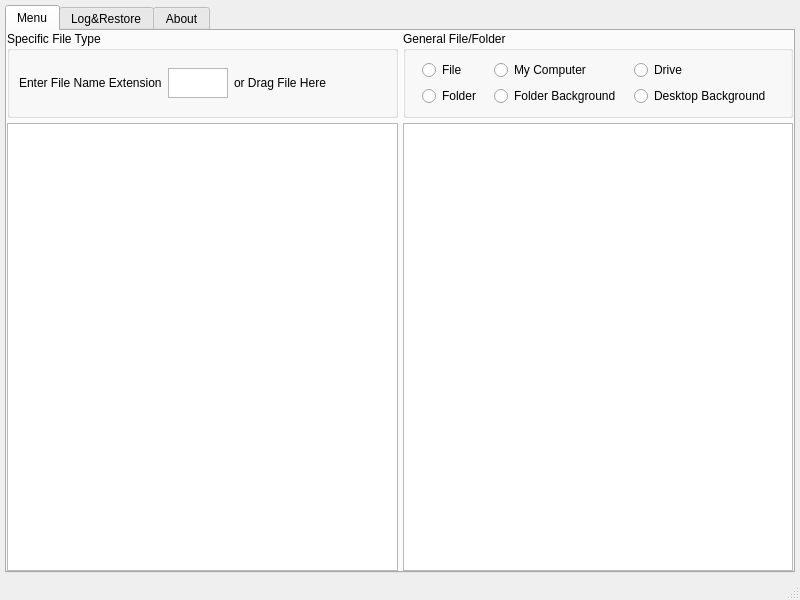
ly-east/MenuDog, file lib/UI/Layout/MenuDog.ui: the form before one commit.
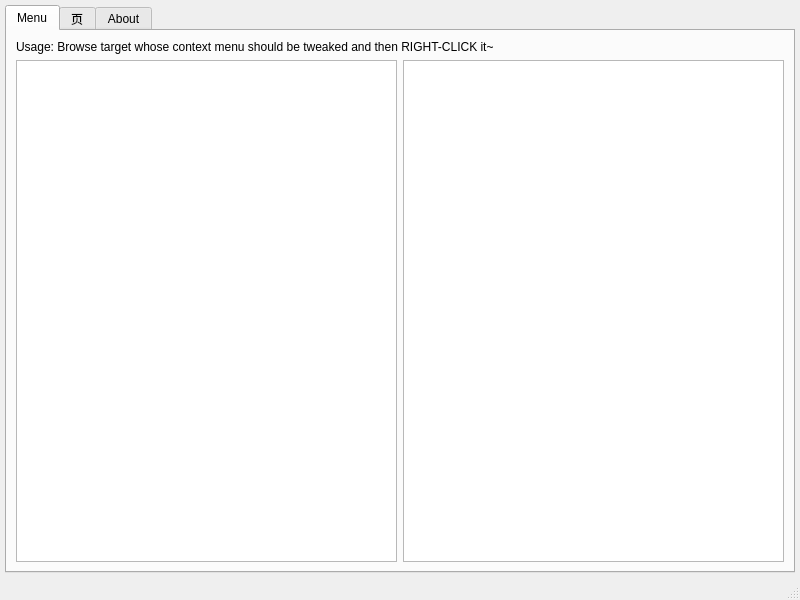
The form after the commit. The open tabs and pages were chosen to show the change.

```diff
--- a/lib/UI/Layout/MenuDog.ui
+++ b/lib/UI/Layout/MenuDog.ui
@@ -39,158 +39,20 @@
        <attribute name="title">
         <string>Menu</string>
        </attribute>
-       <layout class="QVBoxLayout" name="verticalLayout_3">
-        <property name="spacing">
-         <number>5</number>
-        </property>
-        <property name="leftMargin">
-         <number>0</number>
-        </property>
-        <property name="topMargin">
-         <number>0</number>
-        </property>
-        <property name="rightMargin">
-         <number>0</number>
-        </property>
-        <property name="bottomMargin">
-         <number>0</number>
-        </property>
+       <layout class="QVBoxLayout" name="verticalLayout_4">
         <item>
-         <layout class="QHBoxLayout" name="horizontalLayout">
-          <property name="spacing">
-           <number>5</number>
-          </property>
+         <layout class="QVBoxLayout" name="verticalLayout_3">
           <item>
-           <widget class="QGroupBox" name="group1">
-            <property name="title">
-             <string>Specific File Type</string>
+           <widget class="QLabel" name="label">
+            <property name="text">
+             <string>Usage: Browse target whose context menu should be tweaked and then RIGHT-CLICK it~</string>
             </property>
-            <layout class="QHBoxLayout" name="horizontalLayout_2">
-             <item>
-              <layout class="QHBoxLayout" name="horizontalLayout_3">
-               <item>
-                <widget class="QLabel" name="label_2">
-                 <property name="sizePolicy">
-                  <sizepolicy hsizetype="Fixed" vsizetype="Preferred">
-                   <horstretch>0</horstretch>
-                   <verstretch>0</verstretch>
-                  </sizepolicy>
-                 </property>
-                 <property name="text">
-                  <string>Enter File Name Extension</string>
-                 </property>
-                </widget>
-               </item>
-               <item>
-                <widget class="QPlainTextEdit" name="plainTextEdit">
-                 <property name="sizePolicy">
-                  <sizepolicy hsizetype="Minimum" vsizetype="Maximum">
-                   <horstretch>0</horstretch>
-                   <verstretch>0</verstretch>
-                  </sizepolicy>
-                 </property>
-                 <property name="minimumSize">
-                  <size>
-                   <width>20</width>
-                   <height>20</height>
-                  </size>
-                 </property>
-                 <property name="maximumSize">
-                  <size>
-                   <width>60</width>
-                   <height>30</height>
-                  </size>
-                 </property>
-                 <property name="inputMethodHints">
-                  <set>Qt::ImhLatinOnly</set>
-                 </property>
-                </widget>
-               </item>
-               <item>
-                <widget class="QLabel" name="label">
-                 <property name="text">
-                  <string>or Drag File Here</string>
-                 </property>
-                </widget>
-               </item>
-              </layout>
-             </item>
-            </layout>
-           </widget>
-          </item>
-          <item>
-           <widget class="QGroupBox" name="groupBox">
-            <property name="title">
-             <string>General File/Folder</string>
-            </property>
-            <layout class="QGridLayout" name="gridLayout_3">
-             <item row="1" column="0">
-              <widget class="QRadioButton" name="radioButton_4">
-               <property name="text">
-                <string>Folder</string>
-               </property>
-              </widget>
-             </item>
-             <item row="0" column="0">
-              <widget class="QRadioButton" name="radioButton">
-               <property name="sizePolicy">
-                <sizepolicy hsizetype="Fixed" vsizetype="Fixed">
-                 <horstretch>0</horstretch>
-                 <verstretch>0</verstretch>
-                </sizepolicy>
-               </property>
-               <property name="text">
-                <string>File</string>
-               </property>
-              </widget>
-             </item>
-             <item row="0" column="1">
-              <widget class="QRadioButton" name="radioButton_2">
-               <property name="sizePolicy">
-                <sizepolicy hsizetype="Fixed" vsizetype="Fixed">
-                 <horstretch>0</horstretch>
-                 <verstretch>0</verstretch>
-                </sizepolicy>
-               </property>
-               <property name="text">
-                <string>My Computer</string>
-               </property>
-              </widget>
-             </item>
-             <item row="0" column="2">
-              <widget class="QRadioButton" name="radioButton_3">
-               <property name="sizePolicy">
-                <sizepolicy hsizetype="Fixed" vsizetype="Fixed">
-                 <horstretch>0</horstretch>
-                 <verstretch>0</verstretch>
-                </sizepolicy>
-               </property>
-               <property name="text">
-                <string>Drive</string>
-               </property>
-              </widget>
-             </item>
-             <item row="1" column="1">
-              <widget class="QRadioButton" name="radioButton_5">
-               <property name="text">
-                <string>Folder Background</string>
-               </property>
-              </widget>
-             </item>
-             <item row="1" column="2">
-              <widget class="QRadioButton" name="radioButton_6">
-               <property name="text">
-                <string>Desktop Background</string>
-               </property>
-              </widget>
-             </item>
-            </layout>
            </widget>
           </item>
          </layout>
         </item>
         <item>
-         <layout class="QHBoxLayout" name="horizontalLayout_4">
+         <layout class="QHBoxLayout" name="layoutSelection">
           <item>
            <widget class="QTableView" name="morden_menu">
             <property name="enabled">
@@ -220,7 +82,7 @@
       </widget>
       <widget class="QWidget" name="log_restore">
        <attribute name="title">
-        <string>Log&amp;&amp;Restore</string>
+        <string>页</string>
        </attribute>
       </widget>
       <widget class="QWidget" name="about">
```
Left out of the diff: 8 changed lines with no effect on the pictures.
